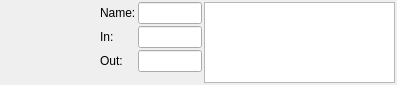
Before: the Qt Designer form app/ui/Forms/markerwidget.ui in locness3/chestnut, drawn with Qt 5.
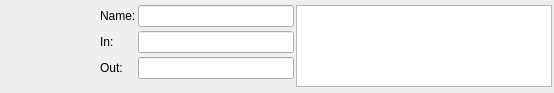
After: the same form once the commit is applied.

What changed in the file:
```diff
--- a/app/ui/Forms/markerwidget.ui
+++ b/app/ui/Forms/markerwidget.ui
@@ -6,10 +6,16 @@
    <rect>
     <x>0</x>
     <y>0</y>
-    <width>397</width>
-    <height>85</height>
+    <width>554</width>
+    <height>93</height>
    </rect>
   </property>
+  <property name="sizePolicy">
+   <sizepolicy hsizetype="Fixed" vsizetype="Minimum">
+    <horstretch>0</horstretch>
+    <verstretch>0</verstretch>
+   </sizepolicy>
+  </property>
   <property name="windowTitle">
    <string>Form</string>
   </property>
@@ -36,10 +42,16 @@
      </property>
      <item>
       <widget class="QWidget" name="iconWidget" native="true">
+       <property name="sizePolicy">
+        <sizepolicy hsizetype="Fixed" vsizetype="Minimum">
+         <horstretch>0</horstretch>
+         <verstretch>0</verstretch>
+        </sizepolicy>
+       </property>
        <property name="minimumSize">
         <size>
          <width>96</width>
-         <height>0</height>
+         <height>64</height>
         </size>
        </property>
       </widget>
@@ -51,6 +63,9 @@
          <property name="horizontalSpacing">
           <number>2</number>
          </property>
+         <property name="verticalSpacing">
+          <number>4</number>
+         </property>
          <item row="0" column="0">
           <widget class="QLabel" name="label">
            <property name="text">
@@ -116,7 +131,26 @@
       </layout>
      </item>
      <item>
-      <widget class="QPlainTextEdit" name="commentsEdit"/>
+      <widget class="QPlainTextEdit" name="commentsEdit">
+       <property name="sizePolicy">
+        <sizepolicy hsizetype="Fixed" vsizetype="Minimum">
+         <horstretch>0</horstretch>
+         <verstretch>0</verstretch>
+        </sizepolicy>
+       </property>
+       <property name="minimumSize">
+        <size>
+         <width>80</width>
+         <height>0</height>
+        </size>
+       </property>
+       <property name="maximumSize">
+        <size>
+         <width>16777215</width>
+         <height>82</height>
+        </size>
+       </property>
+      </widget>
      </item>
     </layout>
    </item>
```
